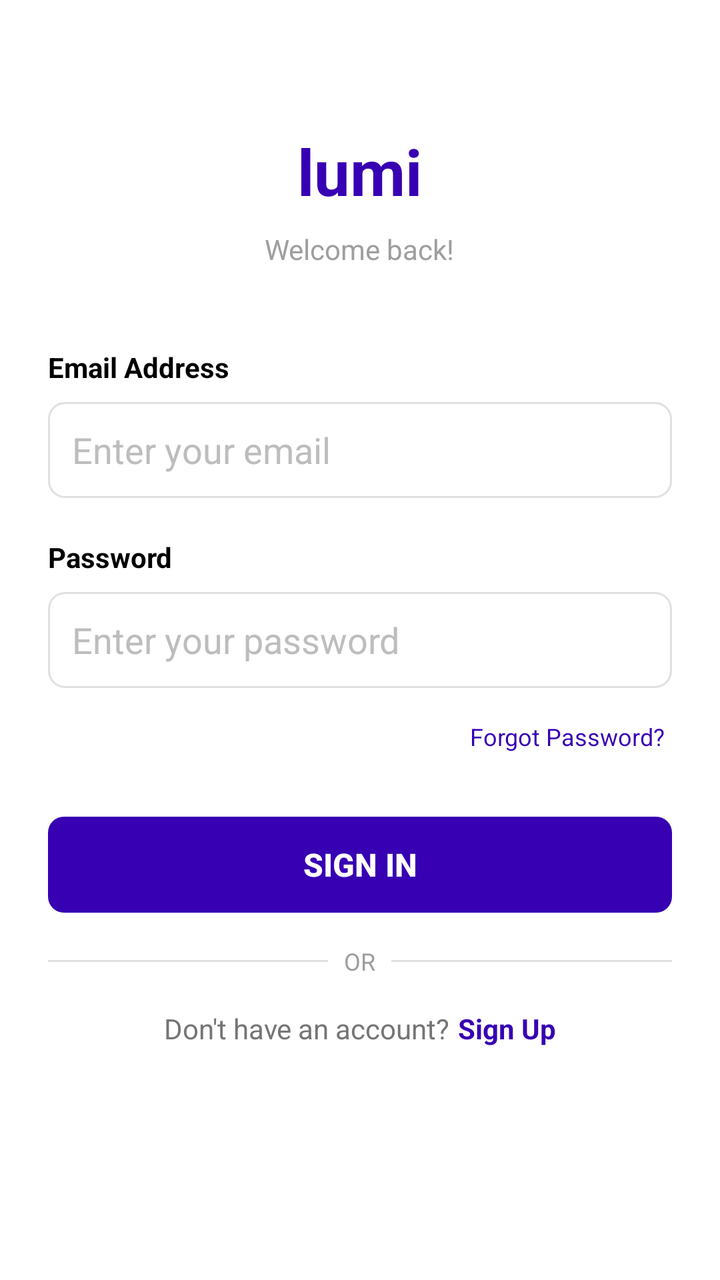
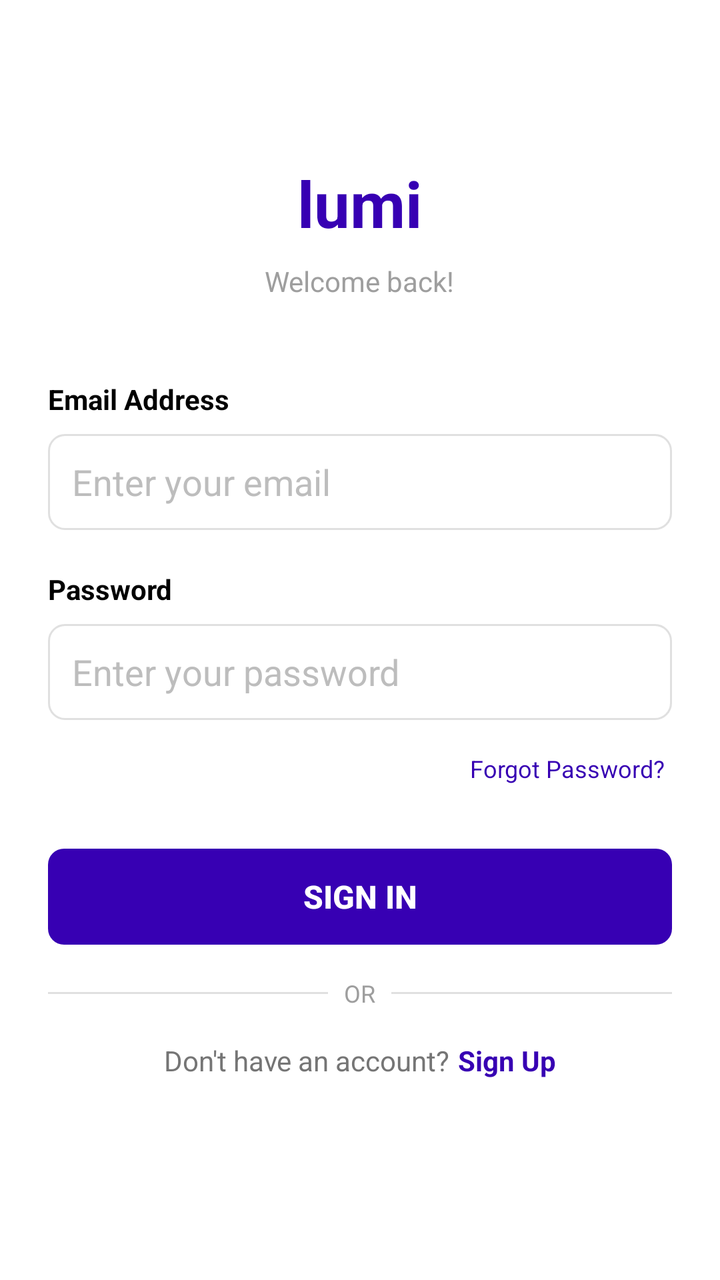

The first picture is an Android layout as it rendered before a commit; the second is the same layout after the commit. The layout source and the unified diff follow.
<!-- AndroidManifest.xml: application theme Theme.Lumi -->
<!-- res/layout/activity_sign_in.xml -->
<?xml version="1.0" encoding="utf-8"?>
<androidx.constraintlayout.widget.ConstraintLayout xmlns:android="http://schemas.android.com/apk/res/android"
    xmlns:app="http://schemas.android.com/apk/res-auto"
    xmlns:tools="http://schemas.android.com/tools"
    android:id="@+id/main"
    android:layout_width="match_parent"
    android:layout_height="match_parent"
    android:background="@color/white"
    tools:context=".activities.SignIn">

    
    <ScrollView
        android:layout_width="match_parent"
        android:layout_height="match_parent"
        app:layout_constraintTop_toTopOf="parent"
        app:layout_constraintStart_toStartOf="parent"
        app:layout_constraintEnd_toEndOf="parent"
        app:layout_constraintBottom_toBottomOf="parent">

        <LinearLayout
            android:layout_width="match_parent"
            android:layout_height="wrap_content"
            android:orientation="vertical"
            android:padding="24dp"
            android:gravity="center"
            android:layout_marginTop="40dp">

            
            <TextView
                android:id="@+id/appTitle"
                android:layout_width="wrap_content"
                android:layout_height="wrap_content"
                android:text="@string/app_name"
                android:textSize="32sp"
                android:textStyle="bold"
                android:textColor="@color/purple_700"
                android:layout_marginBottom="8dp" />

            
            <TextView
                android:id="@+id/signInSubtitle"
                android:layout_width="wrap_content"
                android:layout_height="wrap_content"
                android:text="@string/sign_in_subtitle"
                android:textSize="14sp"
                android:textColor="@color/gray_500"
                android:layout_marginBottom="40dp"
                android:textAlignment="center" />

            
            <TextView
                android:layout_width="match_parent"
                android:layout_height="wrap_content"
                android:text="@string/email_label"
                android:textSize="14sp"
                android:textStyle="bold"
                android:textColor="@color/black"
                android:layout_marginBottom="8dp" />

            
            <EditText
                android:id="@+id/emailInput"
                android:layout_width="match_parent"
                android:layout_height="48dp"
                android:hint="@string/email_hint"
                android:inputType="textEmailAddress"
                android:autofillHints="emailAddress"
                android:padding="12dp"
                android:background="@drawable/edit_text_background"
                android:textColor="@color/black"
                android:textColorHint="@color/gray_400"
                android:layout_marginBottom="20dp" />

            
            <TextView
                android:layout_width="match_parent"
                android:layout_height="wrap_content"
                android:text="@string/password_label"
                android:textSize="14sp"
                android:textStyle="bold"
                android:textColor="@color/black"
                android:layout_marginBottom="8dp" />

            
            <EditText
                android:id="@+id/passwordInput"
                android:layout_width="match_parent"
                android:layout_height="48dp"
                android:hint="@string/password_hint"
                android:inputType="textPassword"
                android:autofillHints="password"
                android:padding="12dp"
                android:background="@drawable/edit_text_background"
                android:textColor="@color/black"
                android:textColorHint="@color/gray_400"
                android:layout_marginBottom="16dp" />

            
            <TextView
                android:id="@+id/forgotPasswordLink"
                android:layout_width="match_parent"
                android:layout_height="wrap_content"
                android:text="@string/forgot_password"
                android:textSize="12sp"
                android:textColor="@color/purple_700"
                android:gravity="end"
                android:layout_marginBottom="32dp"
                android:paddingStart="4dp"
                android:paddingEnd="4dp" />

            
            <Button
                android:id="@+id/signInButton"
                android:layout_width="match_parent"
                android:layout_height="48dp"
                android:text="@string/sign_in_button"
                android:textSize="16sp"
                android:textStyle="bold"
                android:textColor="@color/white"
                android:background="@drawable/button_background"
                android:layout_marginBottom="16dp"
                android:stateListAnimator="@null" />

            
            <LinearLayout
                android:layout_width="match_parent"
                android:layout_height="wrap_content"
                android:orientation="horizontal"
                android:gravity="center_vertical"
                android:layout_marginBottom="16dp">

                <View
                    android:layout_width="0dp"
                    android:layout_height="1dp"
                    android:layout_weight="1"
                    android:background="@color/gray_300" />

                <TextView
                    android:layout_width="wrap_content"
                    android:layout_height="wrap_content"
                    android:text="@string/or"
                    android:textSize="12sp"
                    android:textColor="@color/gray_500"
                    android:layout_marginStart="8dp"
                    android:layout_marginEnd="8dp" />

                <View
                    android:layout_width="0dp"
                    android:layout_height="1dp"
                    android:layout_weight="1"
                    android:background="@color/gray_300" />

            </LinearLayout>

            
            <LinearLayout
                android:layout_width="match_parent"
                android:layout_height="wrap_content"
                android:orientation="horizontal"
                android:gravity="center"
                android:layout_marginBottom="20dp">

                <TextView
                    android:layout_width="wrap_content"
                    android:layout_height="wrap_content"
                    android:text="@string/no_account"
                    android:textSize="14sp"
                    android:textColor="@color/gray_600" />

                <TextView
                    android:id="@+id/signUpLink"
                    android:layout_width="wrap_content"
                    android:layout_height="wrap_content"
                    android:text="@string/sign_up"
                    android:textSize="14sp"
                    android:textStyle="bold"
                    android:textColor="@color/purple_700"
                    android:layout_marginStart="4dp" />

            </LinearLayout>

        </LinearLayout>

    </ScrollView>

</androidx.constraintlayout.widget.ConstraintLayout>
<!-- resources referenced by this layout -->
<resources>
  <color name="black">#FF000000</color>
  <color name="gray_300">#FFE0E0E0</color>
  <color name="gray_400">#FFBDBDBD</color>
  <color name="gray_500">#FF9E9E9E</color>
  <color name="gray_600">#FF757575</color>
  <color name="purple_700">#FF3700B3</color>
  <color name="white">#FFFFFFFF</color>
  <!-- drawable button_background (drawable) -->
  <?xml version="1.0" encoding="utf-8"?>
  <shape xmlns:android="http://schemas.android.com/apk/res/android">
      <solid android:color="@color/purple_700" />
      <corners android:radius="8dp" />
  </shape>
  <!-- drawable edit_text_background (drawable) -->
  <?xml version="1.0" encoding="utf-8"?>
  <shape xmlns:android="http://schemas.android.com/apk/res/android">
      <solid android:color="@color/white" />
      <stroke
          android:width="1dp"
          android:color="@color/gray_300" />
      <corners android:radius="8dp" />
  </shape>
  <string name="app_name">lumi</string>
  <string name="email_hint">Enter your email</string>
  <string name="email_label">Email Address</string>
  <string name="forgot_password">Forgot Password?</string>
  <string name="no_account">Don\'t have an account?</string>
  <string name="or">OR</string>
  <string name="password_hint">Enter your password</string>
  <string name="password_label">Password</string>
  <string name="sign_in_button">Sign In</string>
  <string name="sign_in_subtitle">Welcome back!</string>
  <string name="sign_up">Sign Up</string>
  <style name="Theme.Lumi" parent="Theme.MaterialComponents.DayNight.DarkActionBar">
          
          <item name="colorPrimary">@color/purple_500</item>
          <item name="colorPrimaryVariant">@color/purple_700</item>
          <item name="colorOnPrimary">@color/white</item>
          
          <item name="colorSecondary">@color/teal_200</item>
          <item name="colorSecondaryVariant">@color/teal_700</item>
          <item name="colorOnSecondary">@color/black</item>
          
          <item name="android:statusBarColor">?attr/colorPrimaryVariant</item>
          
      </style>
  <color name="purple_500">#FF6200EE</color>
  <color name="teal_200">#FF03DAC5</color>
  <color name="teal_700">#FF018786</color>
</resources>

<!-- the commit's change to res/layout/activity_sign_in.xml (unified diff, before → after) -->
@@ -12,6 +12,7 @@
     <ScrollView
         android:layout_width="match_parent"
         android:layout_height="match_parent"
+        android:fillViewport="true"
         app:layout_constraintTop_toTopOf="parent"
         app:layout_constraintStart_toStartOf="parent"
         app:layout_constraintEnd_toEndOf="parent"
@@ -23,7 +24,7 @@
             android:orientation="vertical"
             android:padding="24dp"
             android:gravity="center"
-            android:layout_marginTop="40dp">
+            android:layout_gravity="center">
 
             
             <TextView
